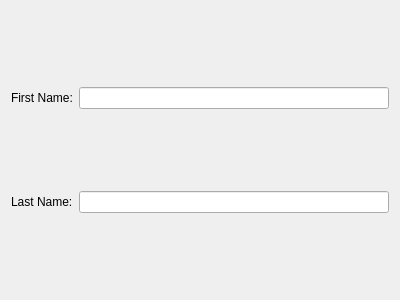
This is src/tree_view/personidentificationwizardpage.ui in mspr/Lucy as Qt 5 draws it before an edit. The edited form follows.
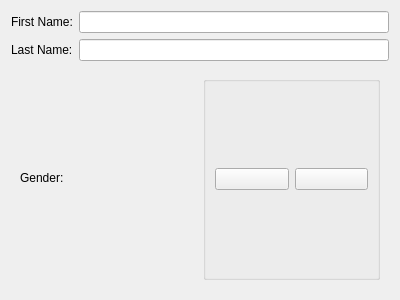
This is the edited form. Icons and pictures are not drawn.

```diff
--- a/src/tree_view/personidentificationwizardpage.ui
+++ b/src/tree_view/personidentificationwizardpage.ui
@@ -34,6 +34,62 @@
    <item row="1" column="1">
     <widget class="QLineEdit" name="lastNameLineEdit"/>
    </item>
+   <item row="2" column="0" colspan="2">
+    <widget class="QWidget" name="genderWidget" native="true">
+     <layout class="QGridLayout" name="gridLayout_3">
+      <item row="0" column="1">
+       <widget class="QGroupBox" name="groupBox">
+        <property name="title">
+         <string/>
+        </property>
+        <layout class="QGridLayout" name="gridLayout_2">
+         <item row="0" column="0">
+          <widget class="QPushButton" name="feminineGenderButton">
+           <property name="text">
+            <string/>
+           </property>
+           <property name="icon">
+            <iconset resource="../resources.qrc">
+             <normaloff>:/images/gender_feminine.png</normaloff>:/images/gender_feminine.png</iconset>
+           </property>
+           <property name="checkable">
+            <bool>true</bool>
+           </property>
+           <property name="autoExclusive">
+            <bool>true</bool>
+           </property>
+          </widget>
+         </item>
+         <item row="0" column="1">
+          <widget class="QPushButton" name="masculineGenderButton">
+           <property name="text">
+            <string/>
+           </property>
+           <property name="icon">
+            <iconset resource="../resources.qrc">
+             <normaloff>:/images/gender_masculine.png</normaloff>:/images/gender_masculine.png</iconset>
+           </property>
+           <property name="checkable">
+            <bool>true</bool>
+           </property>
+           <property name="autoExclusive">
+            <bool>true</bool>
+           </property>
+          </widget>
+         </item>
+        </layout>
+       </widget>
+      </item>
+      <item row="0" column="0">
+       <widget class="QLabel" name="label_3">
+        <property name="text">
+         <string>Gender:</string>
+        </property>
+       </widget>
+      </item>
+     </layout>
+    </widget>
+   </item>
   </layout>
  </widget>
  <resources/>
```
Left out of the diff: 10 changed lines with no effect on the pictures.
